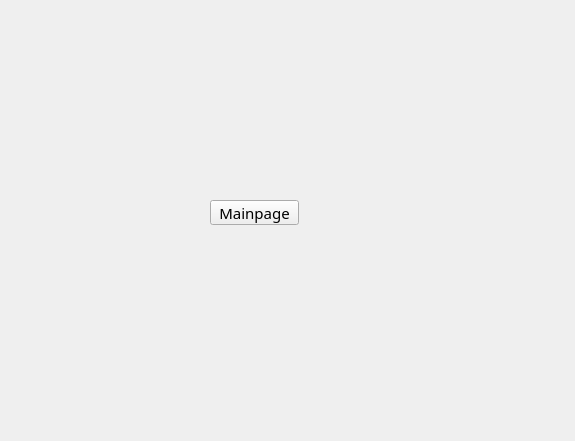
First picture: the form in main.ui, repository prarthit/Hospital-Management-System, before the edit.
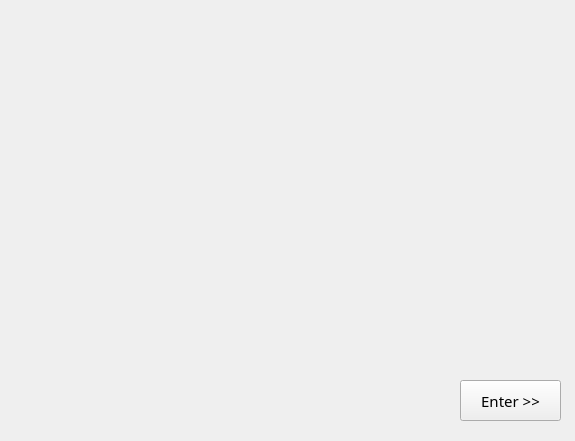
Second picture: the form after the edit. The open tabs and pages were chosen to show the change. Icons and pictures are not drawn.

```diff
--- a/main.ui
+++ b/main.ui
@@ -29,21 +29,30 @@
       <height>441</height>
      </rect>
     </property>
+    <property name="styleSheet">
+     <string notr="true"/>
+    </property>
     <property name="currentIndex">
      <number>1</number>
     </property>
     <widget class="QWidget" name="page_9">
+     <property name="styleSheet">
+      <string notr="true">border-image: url(:/icons_download/icons/hospital.jpg) 0 0 0 0 stretch stretch;</string>
+     </property>
      <widget class="QPushButton" name="pushButton_15">
       <property name="geometry">
        <rect>
-        <x>210</x>
-        <y>200</y>
-        <width>89</width>
-        <height>25</height>
+        <x>460</x>
+        <y>380</y>
+        <width>101</width>
+        <height>41</height>
        </rect>
       </property>
+      <property name="styleSheet">
+       <string notr="true">border-image: none;</string>
+      </property>
       <property name="text">
-       <string>Mainpage</string>
+       <string>Enter &gt;&gt;</string>
       </property>
      </widget>
     </widget>
```
Left out of the diff: 24 changed lines with no effect on the pictures.
